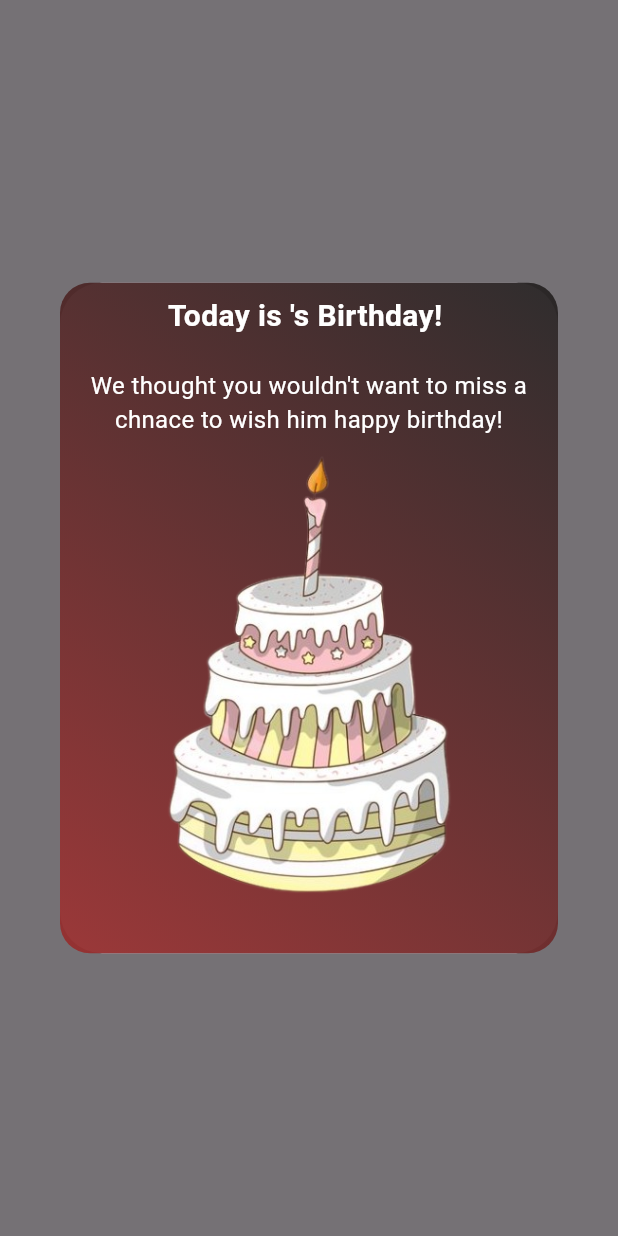
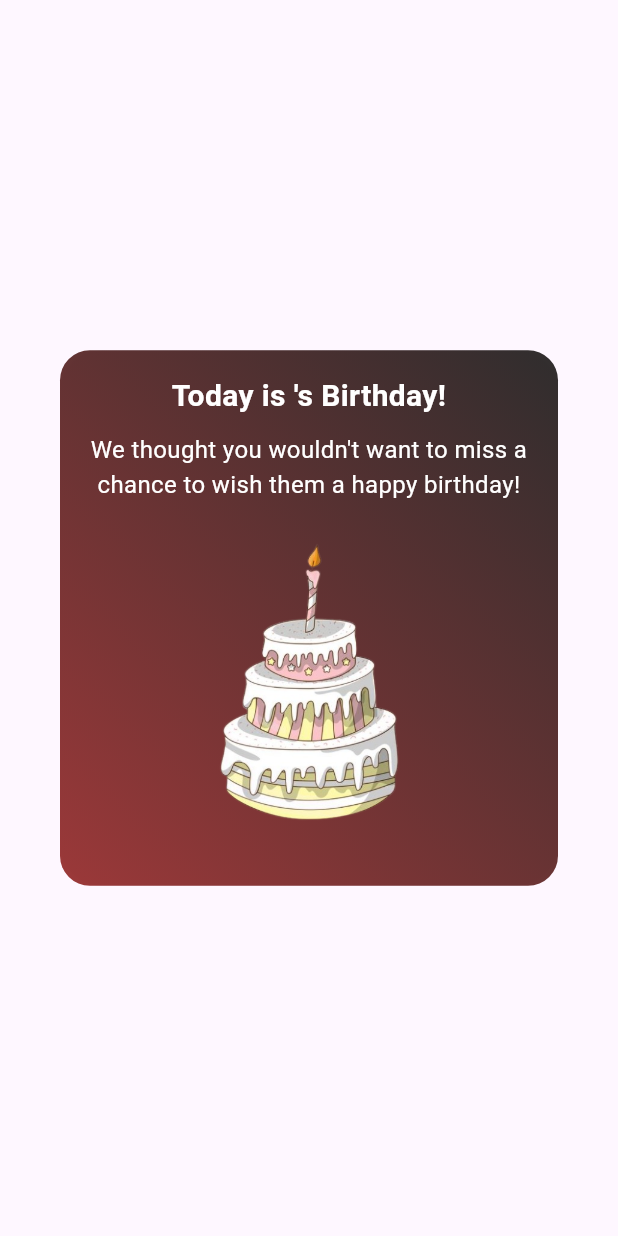
Before and after one commit to tcgmain/dev-sdm-mobile-v2, a Flutter app: the BirthdayPopup widget shown alone on an empty page, opened directly with empty values, on a phone screen of 412 x 824 dp. Run offline on Flutter 3.47's test engine with Material 3 defaults, Android fonts, the light colour scheme and no system bars; our stand-ins replace confetti, device_info_plus, dropdown_search, fl_chart, flutter_map, flutter_slidable and 9 more; missing offline and left inert: clipboard, flutter_date_pickers; accounts and stored records are empty.

Commit message:
birthday pop up error fix - Vinuk

```diff
--- a/lib/widgets/birthday_popup.dart
+++ b/lib/widgets/birthday_popup.dart
@@ -1,17 +1,13 @@
 import 'package:flutter/material.dart';
 import 'package:confetti/confetti.dart';
-import 'package:sdm/utils/constants.dart';
 
 class BirthdayPopup extends StatefulWidget {
-
   final String ownerName;
 
   const BirthdayPopup({
     super.key,
-    required this.ownerName
+    required this.ownerName,
   });
-
-
 
   @override
   State<BirthdayPopup> createState() => _BirthdayPopupState();
@@ -20,18 +16,21 @@ final String ownerName;
 class _BirthdayPopupState extends State<BirthdayPopup> {
   late ConfettiController _centerController;
 
-  static const Color textColorWhite = Color(0xFFFFFFFF);
-
-  bool _visible = true;
-
   @override
   void initState() {
     super.initState();
     _centerController =
         ConfettiController(duration: const Duration(milliseconds: 240));
+
+    // Play confetti animation and show popup dialog after widget initialization
     WidgetsBinding.instance.addPostFrameCallback((_) {
       _centerController.play();
-      _showBirthdayDialog();
+      // Automatically close the dialog after 9 seconds
+      Future.delayed(const Duration(seconds: 9), () {
+        if (mounted && Navigator.of(context).canPop()) {
+          Navigator.of(context).pop();
+        }
+      });
     });
   }
 
@@ -41,14 +40,13 @@ class _BirthdayPopupState extends State<BirthdayPopup> {
     super.dispose();
   }
 
-  void _showBirthdayDialog() {
-    showDialog<String>(
-      context: context,
-      barrierDismissible: true,
-      builder: (BuildContext context) => Dialog(
+  @override
+  Widget build(BuildContext context) {
+    return Dialog(
       child: Stack(
         alignment: Alignment.center,
         children: [
+          // Confetti widget for celebratory effect
           ConfettiWidget(
             confettiController: _centerController,
             blastDirectionality: BlastDirectionality.explosive,
@@ -57,67 +55,52 @@ class _BirthdayPopupState extends State<BirthdayPopup> {
             numberOfParticles: 240,
             emissionFrequency: 0.05,
           ),
-            Opacity(
-              opacity:  _visible ? 1.0 : 0.0,
-              child: Container(
+          // Popup design
+          Container(
             decoration: BoxDecoration(
               borderRadius: BorderRadius.circular(20),
-                 gradient: LinearGradient (
+              gradient: LinearGradient(
                 begin: Alignment.topRight,
                 end: Alignment.bottomLeft,
                 colors: [
-                     Color.fromARGB(255, 37, 35, 35).withOpacity(0.95),
-                     Color.fromARGB(255, 151, 47, 47).withOpacity(0.95),
+                  const Color.fromARGB(255, 37, 35, 35).withOpacity(0.95),
+                  const Color.fromARGB(255, 151, 47, 47).withOpacity(0.95),
                 ],
               ),
             ),
-              child: Padding(
-                padding: const EdgeInsets.all(8.0),
-                child: Container(
+            padding: const EdgeInsets.all(16),
             child: Column(
               mainAxisSize: MainAxisSize.min,
               children: [
                 Text(
-                        "Today is ${widget.ownerName}'s Birthday! ",
+                  "Today is ${widget.ownerName}'s Birthday!",
+                  style: const TextStyle(
+                    color: Colors.white,
+                    fontSize: 20,
+                    fontWeight: FontWeight.bold,
+                  ),
+                  textAlign: TextAlign.center,
+                ),
+                const SizedBox(height: 10),
+                const Text(
+                  "We thought you wouldn't want to miss a chance to wish them a happy birthday!",
                   style: TextStyle(
-                          color: textColorWhite,
-                          fontSize: getFontSizeLarge(),
-                          fontWeight: FontWeight.w700,
+                    color: Colors.white,
+                    fontSize: 16,
                   ),
+                  textAlign: TextAlign.center,
                 ),
                 const SizedBox(height: 20),
-                      Text(
-                        "We thought you wouldn't want to miss a chnace to wish him happy birthday!",
-                        textAlign: TextAlign.center,
-                        style: TextStyle(
-                          color: textColorWhite,
-                          fontSize: getFontSize(),
+                Image.asset(
+                  'images/white_cake.png',
+                  height: 200,
                 ),
-                      ),
-                      Image.asset('images/white_cake.png'),
                 const SizedBox(height: 20),
               ],
             ),
           ),
-              ),
-            ),
-            ),
         ],
       ),
-      ),
     );
-
-    // Automatically dismiss the dialog after 15 seconds
-    Future.delayed(const Duration(seconds: 9), () {
-      if (mounted) {
-        Navigator.of(context).pop();
-      }
-    });
-
-  }
-
-  @override
-  Widget build(BuildContext context) {
-    return const SizedBox.shrink();
   }
 }
```
Lines whose indentation alone changed are shown as unchanged.
